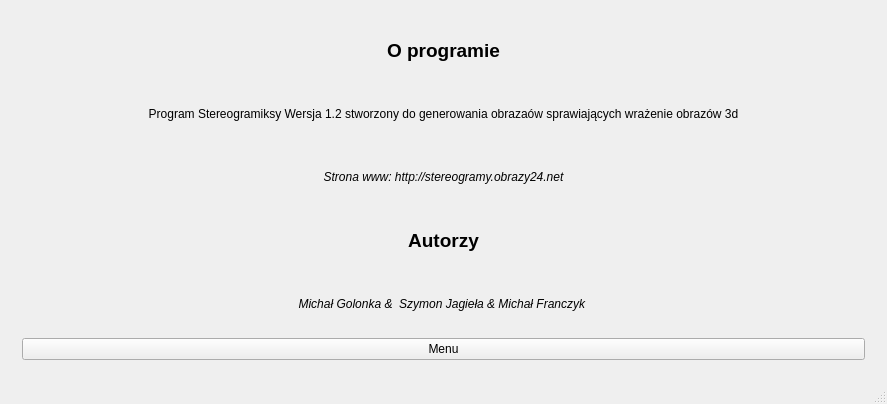
Old version of the form projekt/src/mainwindow.ui in the repository KevinSupertramp/stereogramiksy.
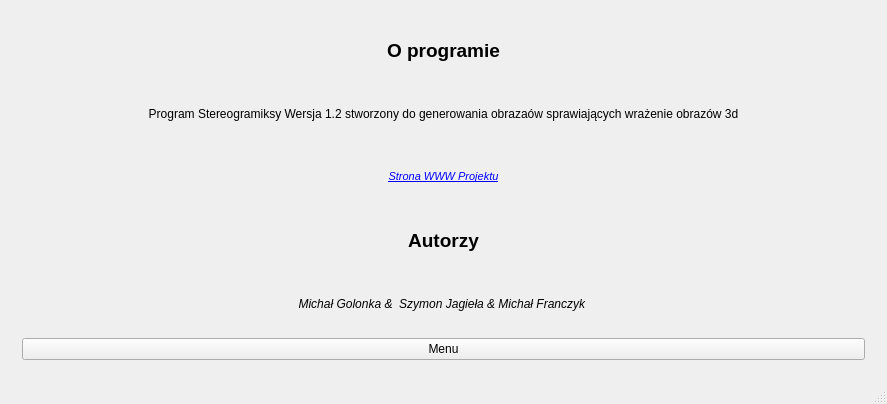
New version of the form.

Commit message: o programie poprawione

The edit to the form file:
```diff
--- a/projekt/src/mainwindow.ui
+++ b/projekt/src/mainwindow.ui
@@ -1070,7 +1070,11 @@
              </font>
             </property>
             <property name="text">
-             <string>Strona www: http://stereogramy.obrazy24.net</string>
+             <string>&lt;!DOCTYPE HTML PUBLIC &quot;-//W3C//DTD HTML 4.0//EN&quot; &quot;http://www.w3.org/TR/REC-html40/strict.dtd&quot;&gt;
+&lt;html&gt;&lt;head&gt;&lt;meta name=&quot;qrichtext&quot; content=&quot;1&quot; /&gt;&lt;style type=&quot;text/css&quot;&gt;
+p, li { white-space: pre-wrap; }
+&lt;/style&gt;&lt;/head&gt;&lt;body style=&quot; font-family:'MS Shell Dlg 2'; font-size:8.25pt; font-weight:400; font-style:italic;&quot;&gt;
+&lt;p style=&quot; margin-top:0px; margin-bottom:0px; margin-left:0px; margin-right:0px; -qt-block-indent:0; text-indent:0px;&quot;&gt;&lt;a href=&quot;http://stereogramy.obrazy24.net&quot;&gt;&lt;span style=&quot; text-decoration: underline; color:#0000ff;&quot;&gt;Strona WWW Projektu&lt;/span&gt;&lt;/a&gt;&lt;/p&gt;&lt;/body&gt;&lt;/html&gt;</string>
             </property>
             <property name="alignment">
              <set>Qt::AlignCenter</set>
```
Left out of the diff: 3 changed lines with no effect on the pictures.
